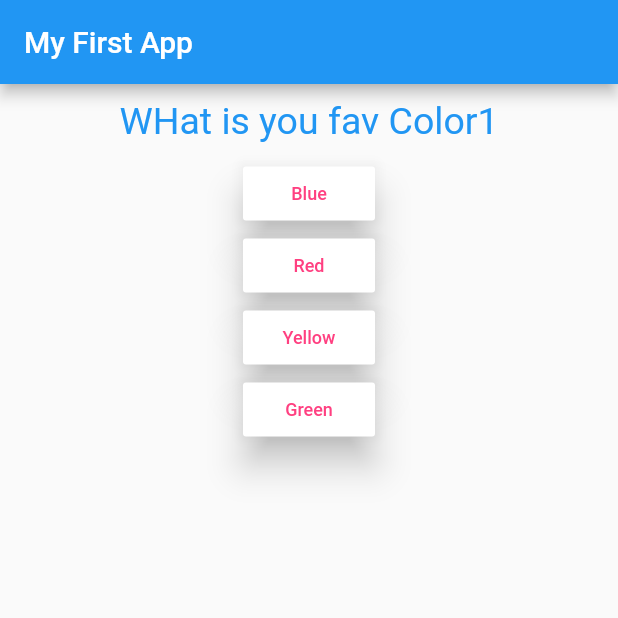
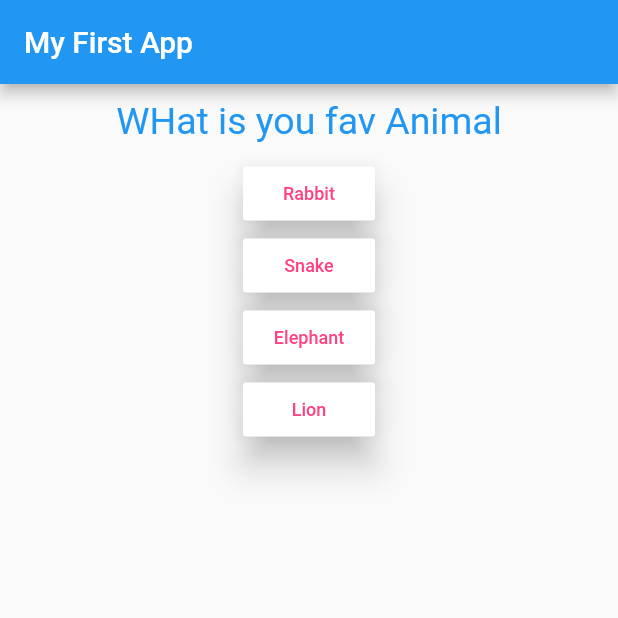
Before and after one commit to susantimilsina/quiz_app, a Flutter app: the screen it shows after launch, after a tap on "Blue", on a phone screen of 412 x 824 dp, the top half of it. Run offline on Flutter 3.47's test engine with Material 2 defaults, Android fonts, the phone set to English and light mode, and no system bars.

Commit message:
Quiz App Complete

```diff
--- a/lib/main.dart
+++ b/lib/main.dart
@@ -13,26 +13,28 @@ class MyApp2 extends StatefulWidget {
 
 class _MyApp2State extends State<MyApp2> {
   int questionIndex = 0;
-  int score = 20;
-  String checkyou= "";
+  int score = 0;
+  String checkyou = "";
 
-  checkAnswer(){
-    if(score < 10 ){
+  checkAnswer() {
+    if (score < 10) {
       checkyou = "You Have low Score";
-    }else if(score <= 20){
+    } else if (score <= 20) {
       checkyou = "You have avg Score";
-    }else{
+    } else {
       checkyou = "You have Best Score";
     }
   }
 
-  void onPressedAnswer() {
+  void onPressedAnswer(int scoreAns) {
+    score = score + scoreAns;
+    setState(() {
+      questionIndex = questionIndex + 1;
+    });
+    if (questionIndex >= questions.length) {
       checkAnswer();
-
-    if (questionIndex >= questions.length) {
-      print("Question Finished ");
     } else {
-      print("Question Remaining");
+      //
     }
   }
 
@@ -48,21 +50,26 @@ class _MyApp2State extends State<MyApp2> {
   var questions = [
     {
       "Question": "WHat is you fav Color1",
-      "Answer": ["Blue", "Red", "Yellow", "Green"],
+      "Answer": [
+        {"text": "Blue", "score": 10},
+        {"text": "Red", "score": 5},
+        {"text": "Green", "score": 1},
+        {"text": "White", "score": 3},
+      ],
     },
     {
       "Question": "WHat is you fav Animal",
-      "Answer": ["Cat", "Dog", "Cow"],
-    },
-    {
-      "Question": "WHat is you fav Color3",
-      "Answer": ["Red", "Yellow", "Green"],
+      "Answer": [
+        {'text': 'Rabbit', 'score': 3},
+        {'text': 'Snake', 'score': 11},
+        {'text': 'Elephant', 'score': 5},
+        {'text': 'Lion', 'score': 9},
+      ],
     },
   ];
 
   @override
   Widget build(BuildContext context) {
-
     return MaterialApp(
       home: Scaffold(
         appBar: AppBar(
@@ -89,13 +96,15 @@ class _MyApp2State extends State<MyApp2> {
                 ),
               )
             : Column(
-          children:[
+                children: [
                   QuestionText(questions[questionIndex]["Question"]),
                   ...(questions[questionIndex]["Answer"] as List<dynamic>)
                       .map((answer) {
-              return Answer(onPressedAnswer, answer.toString());
+                    return Answer((){
+                           onPressedAnswer(answer["score"]);
+                    },
+                        answer["text"].toString());
                   }).toList(),
-
                 ],
               ),
       ),
```
Lines whose indentation alone changed are shown as unchanged.
